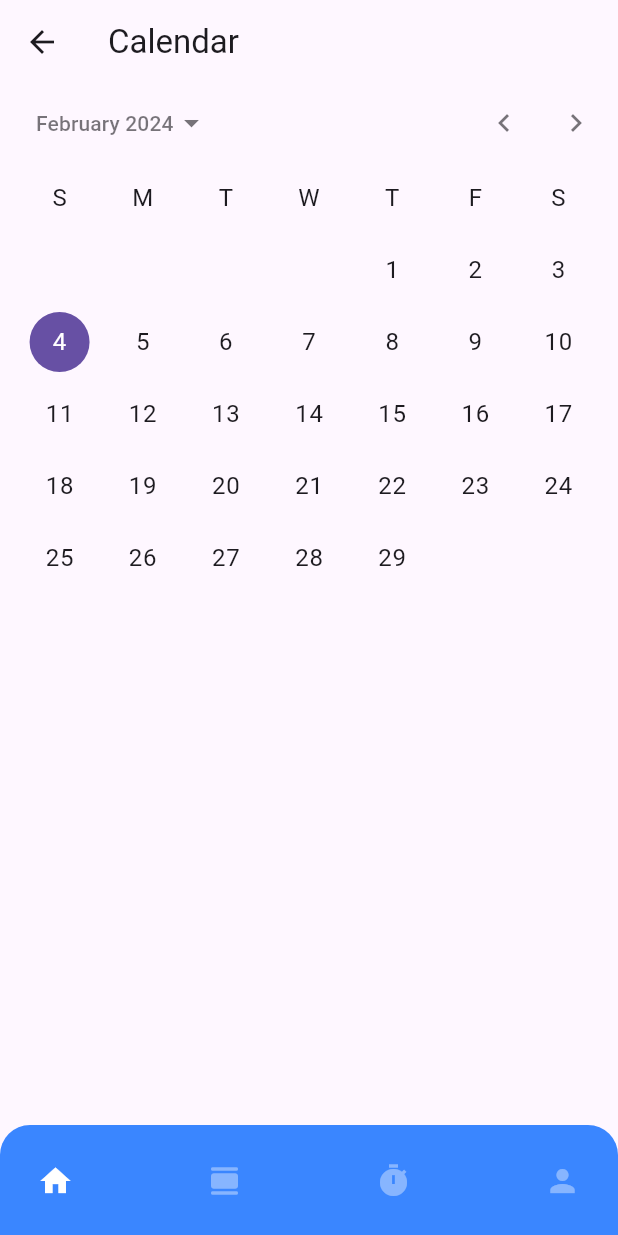
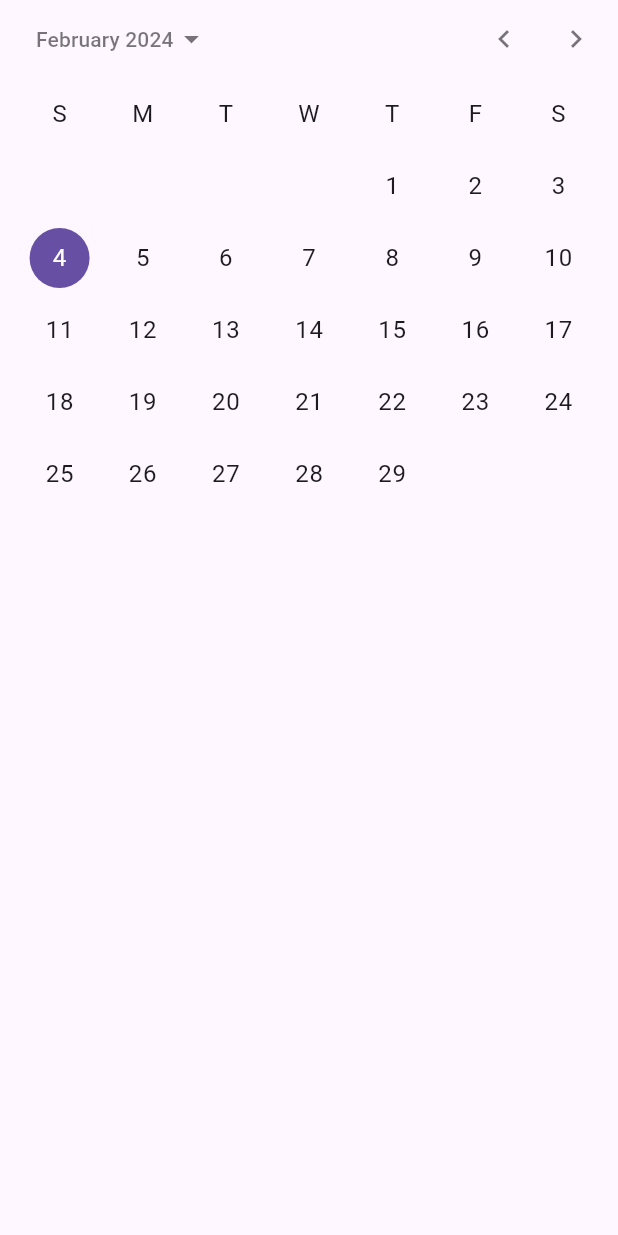
Before and after one commit to karinevitoria/PomoFocus, a Flutter app: the CalendarPage screen opened directly, on a phone screen of 412 x 824 dp. Run offline on Flutter 3.47's test engine with Material 3 defaults, Android fonts, the phone set to English and light mode, and no system bars; drawn by our look-alikes of google_nav_bar; our stand-ins replace shared_preferences; accounts and stored records are empty.

Commit message:
feat(screens/controllers): Create a controller to switching the pages, delete the bottom navigation bar from the pages

```diff
--- a/lib/screens/calendar_page.dart
+++ b/lib/screens/calendar_page.dart
@@ -51,10 +51,6 @@ class _CalendarPageState extends State<CalendarPage> {
   @override
   Widget build(BuildContext context) {
     return Scaffold(
-      bottomNavigationBar: const CustomNavigationBar(),
-      appBar: AppBar(
-        title: const Text('Calendar'),
-      ),
       body: Column(
         children: [
           CalendarDatePicker(
--- a/lib/screens/components/bottom_navigation_bar.dart
+++ /dev/null
@@ -1,68 +0,0 @@
-import 'package:flutter/material.dart';
-import 'package:google_nav_bar/google_nav_bar.dart';
-import 'package:pomo_focus/screens/home_page.dart';
-import 'package:pomo_focus/screens/calendar_page.dart';
-import 'package:pomo_focus/screens/time_page.dart';
-
-class CustomNavigationBar extends StatelessWidget {
-  const CustomNavigationBar({super.key});
-
-  @override
-  Widget build(BuildContext context) {
-    return Container(
-      decoration: const BoxDecoration(
-        borderRadius: BorderRadius.only(
-            topLeft: Radius.circular(20),
-            topRight: Radius.circular(20)), // Adjust the value as needed
-        color: Color.fromARGB(255, 58, 134, 255),
-      ),
-      child: GNav(
-        tabBorderRadius: 50,
-        activeColor: Colors.white,
-        backgroundColor: Colors.transparent, // Set this to transparent
-        tabs: [
-          GButton(
-            icon: Icons.home,
-            iconColor: const Color.fromARGB(100, 255, 255, 255),
-            onPressed: () {
-              Navigator.push(
-                context,
-                MaterialPageRoute(builder: (context) => const HomePage()),
-              );
-            },
-          ),
-          GButton(
-            icon: Icons.calendar_view_day_rounded,
-            iconColor: const Color.fromARGB(100, 255, 255, 255),
-            onPressed: () {
-              Navigator.push(
-                context,
-                MaterialPageRoute(builder: (context) => CalendarPage()),
-              );
-            },
-          ),
-          GButton(
-            icon: Icons.timer,
-            iconColor: const Color.fromARGB(100, 255, 255, 255),
-            onPressed: () {
-              Navigator.push(
-                context,
-                MaterialPageRoute(builder: (context) => TimerPage()),
-              );
-            },
-          ),
-          GButton(
-            icon: Icons.person,
-            iconColor: const Color.fromARGB(100, 255, 255, 255),
-            onPressed: () {
-              Navigator.push(
-                context,
-                MaterialPageRoute(builder: (context) => TimerPage()),
-              );
-            },
-          )
-        ],
-      ),
-    );
-  }
-}
--- a/lib/screens/create_task.dart
+++ b/lib/screens/create_task.dart
@@ -18,7 +18,6 @@ class _CreateTaskState extends State<CreateTask> {
   @override
   Widget build(BuildContext context) {
     return Scaffold(
-      bottomNavigationBar: CustomNavigationBar(),
       appBar: AppBar(),
       body: Padding(
         padding: const EdgeInsets.all(20),
--- a/lib/screens/edit_task.dart
+++ b/lib/screens/edit_task.dart
@@ -37,7 +37,6 @@ class _EditTaskState extends State<EditTask> {
   @override
   Widget build(BuildContext context) {
     return Scaffold(
-      bottomNavigationBar: const CustomNavigationBar(),
       appBar: AppBar(
         title: const Text('Edit Task'),
       ),
--- a/lib/screens/home_page.dart
+++ b/lib/screens/home_page.dart
@@ -1,9 +1,9 @@
 import 'dart:convert';
 import 'package:flutter/material.dart';
+import 'package:pomo_focus/controllers/redirect.dart';
+import 'package:pomo_focus/screens/create_task.dart';
 import '../domain/models/Task.dart';
-import 'create_task.dart';
 import 'package:shared_preferences/shared_preferences.dart';
-import 'package:pomo_focus/screens/components/bottom_navigation_bar.dart';
 
 class HomePage extends StatefulWidget {
   const HomePage({Key? key}) : super(key: key);
@@ -65,7 +65,6 @@ class _HomePageState extends State<HomePage> {
   @override
   Widget build(BuildContext context) {
     return Scaffold(
-      bottomNavigationBar: const CustomNavigationBar(),
       body: Padding(
         padding: const EdgeInsets.all(10),
         child: Column(
```
Also changed, not shown: lib/controllers/redirect.dart (added, +67 -0 lines), lib/screens/start_page.dart (+3 -4 lines), lib/screens/time_page.dart (+4 -8 lines).
